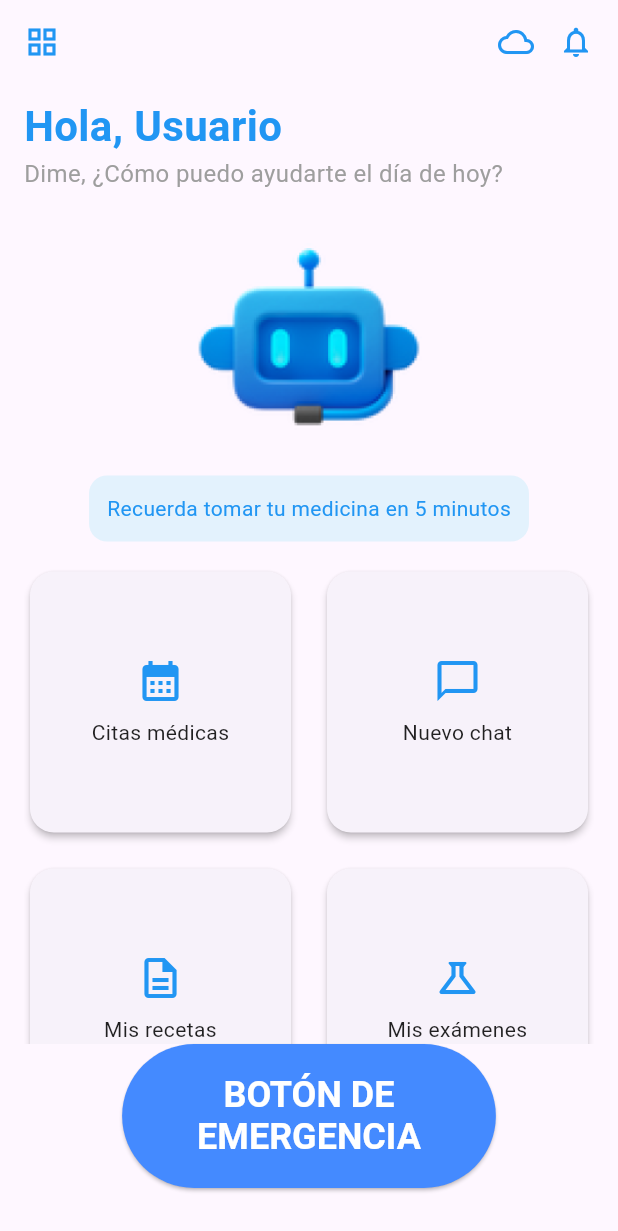
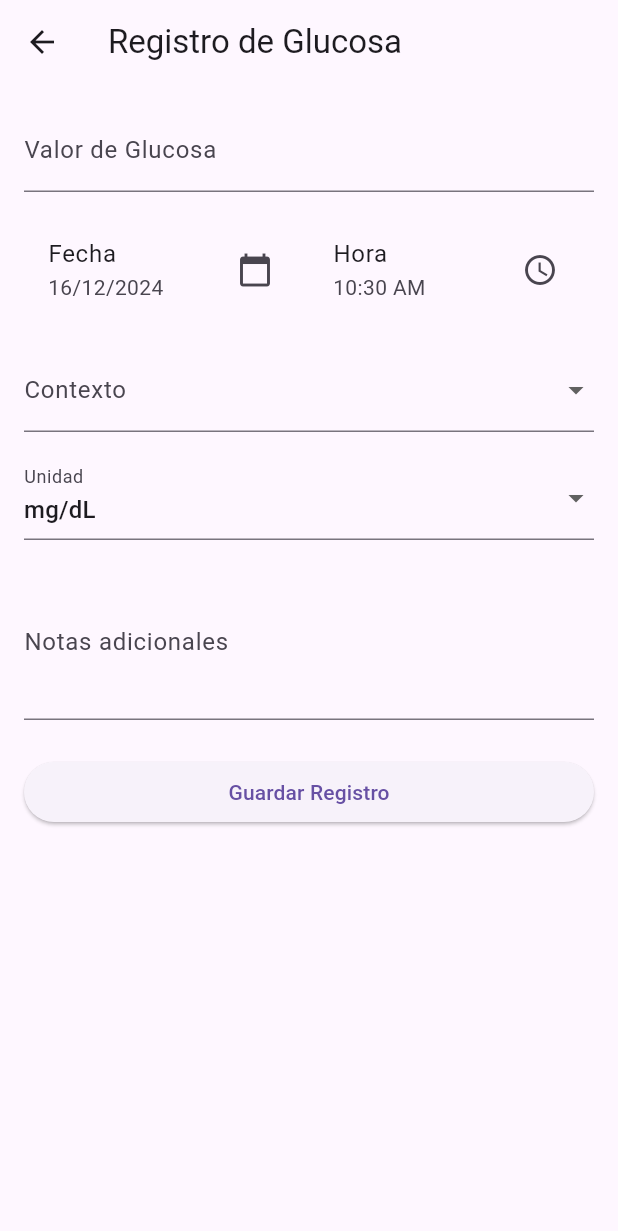
Before and after one commit to 0KevinB/SAMI-Chatbot-asistente, a Flutter app: the HomeScreen screen opened directly, after a tap on "Mis exámenes", on a phone screen of 412 x 824 dp. Shown: the top 1231 px of the screen. Run offline on Flutter 3.47's test engine with Material 3 defaults, Android fonts, the phone set to English and light mode, and no system bars; our stand-ins replace jwt_decoder, shared_preferences, table_calendar; accounts and stored records are empty.

Commit message:
Actualizacion de autenticacion, registro de glucosa en el back como en la aplicacion movil

```diff
--- a/app-movil/sami/lib/screens/glucosa_record_screen.dart
+++ b/app-movil/sami/lib/screens/glucosa_record_screen.dart
@@ -0,0 +1,242 @@
+import 'package:flutter/material.dart';
+import 'package:flutter/services.dart';
+import 'package:intl/intl.dart';
+import 'package:http/http.dart' as http;
+import 'dart:convert';
+import 'package:sami/services/auth_service.dart';
+
+class GlucoseRecordForm extends StatefulWidget {
+  const GlucoseRecordForm({super.key});
+
+  @override
+  State<GlucoseRecordForm> createState() => _GlucoseRecordFormState();
+}
+
+class _GlucoseRecordFormState extends State<GlucoseRecordForm> {
+  final _formKey = GlobalKey<FormState>();
+  final _valueController = TextEditingController();
+  final _notesController = TextEditingController();
+  DateTime _selectedDate = DateTime.now();
+  TimeOfDay _selectedTime = TimeOfDay.now();
+  String? _selectedContext;
+  String _selectedUnit = 'mg/dL';
+  bool _isLoading = false;
+
+  final List<String> _contextOptions = ['ayunas', 'post-comida', 'aleatorio'];
+  final List<String> _unitOptions = ['mg/dL', 'mmol/L'];
+
+  @override
+  void dispose() {
+    _valueController.dispose();
+    _notesController.dispose();
+    super.dispose();
+  }
+
+  Future<void> _selectDate(BuildContext context) async {
+    final DateTime? picked = await showDatePicker(
+      context: context,
+      initialDate: _selectedDate,
+      firstDate: DateTime(2000),
+      lastDate: DateTime.now(),
+    );
+    if (picked != null && picked != _selectedDate) {
+      setState(() {
+        _selectedDate = picked;
+      });
+    }
+  }
+
+  Future<void> _selectTime(BuildContext context) async {
+    final TimeOfDay? picked = await showTimePicker(
+      context: context,
+      initialTime: _selectedTime,
+    );
+    if (picked != null && picked != _selectedTime) {
+      setState(() {
+        _selectedTime = picked;
+      });
+    }
+  }
+
+  Future<void> _submitForm() async {
+    if (_formKey.currentState!.validate()) {
+      setState(() {
+        _isLoading = true;
+      });
+
+      try {
+        final userId = await AuthService.getUserId();
+        if (userId == null) {
+          throw Exception('User ID not found');
+        }
+
+        final response = await http.post(
+          Uri.parse('http://localhost:3000/api/patients/$userId/glucosa'),
+          headers: {
+            'Content-Type': 'application/json',
+            'Authorization': 'Bearer ${await AuthService.getToken()}',
+          },
+          body: json.encode({
+            'valor': double.parse(_valueController.text),
+            'fecha': DateTime(
+              _selectedDate.year,
+              _selectedDate.month,
+              _selectedDate.day,
+              _selectedTime.hour,
+              _selectedTime.minute,
+            ).toIso8601String(),
+            'notas': _notesController.text,
+            'contexto': _selectedContext,
+            'unidad': _selectedUnit,
+          }),
+        );
+
+        if (response.statusCode == 200) {
+          // ignore: use_build_context_synchronously
+          ScaffoldMessenger.of(context).showSnackBar(
+            const SnackBar(content: Text('Registro guardado con éxito')),
+          );
+          _formKey.currentState!.reset();
+          _valueController.clear();
+          _notesController.clear();
+          setState(() {
+            _selectedDate = DateTime.now();
+            _selectedTime = TimeOfDay.now();
+            _selectedContext = null;
+            _selectedUnit = 'mg/dL';
+          });
+        } else {
+          throw Exception('Failed to save record');
+        }
+      } catch (e) {
+        // ignore: use_build_context_synchronously
+        ScaffoldMessenger.of(context).showSnackBar(
+          SnackBar(content: Text('Error: ${e.toString()}')),
+        );
+      } finally {
+        setState(() {
+          _isLoading = false;
+        });
+      }
+    }
+  }
+
+  @override
+  Widget build(BuildContext context) {
+    return Scaffold(
+      appBar: AppBar(
+        title: const Text('Registro de Glucosa'),
+      ),
+      body: SingleChildScrollView(
+        child: Padding(
+          padding: const EdgeInsets.all(16.0),
+          child: Form(
+            key: _formKey,
+            child: Column(
+              crossAxisAlignment: CrossAxisAlignment.start,
+              children: [
+                TextFormField(
+                  controller: _valueController,
+                  decoration: InputDecoration(
+                    labelText: 'Valor de Glucosa',
+                    suffixText: _selectedUnit,
+                  ),
+                  keyboardType: TextInputType.number,
+                  inputFormatters: [
+                    FilteringTextInputFormatter.allow(
+                        RegExp(r'^\d+\.?\d{0,2}')),
+                  ],
+                  validator: (value) {
+                    if (value == null || value.isEmpty) {
+                      return 'Por favor ingrese un valor';
+                    }
+                    if (double.tryParse(value) == null) {
+                      return 'Por favor ingrese un número válido';
+                    }
+                    return null;
+                  },
+                ),
+                const SizedBox(height: 16),
+                Row(
+                  children: [
+                    Expanded(
+                      child: ListTile(
+                        title: const Text('Fecha'),
+                        subtitle: Text(
+                            DateFormat('dd/MM/yyyy').format(_selectedDate)),
+                        trailing: const Icon(Icons.calendar_today),
+                        onTap: () => _selectDate(context),
+                      ),
+                    ),
+                    Expanded(
+                      child: ListTile(
+                        title: const Text('Hora'),
+                        subtitle: Text(_selectedTime.format(context)),
+                        trailing: const Icon(Icons.access_time),
+                        onTap: () => _selectTime(context),
+                      ),
+                    ),
+                  ],
+                ),
+                const SizedBox(height: 16),
+                DropdownButtonFormField<String>(
+                  value: _selectedContext,
+                  decoration: const InputDecoration(
+                    labelText: 'Contexto',
+                  ),
+                  items: _contextOptions.map((String value) {
+                    return DropdownMenuItem<String>(
+                      value: value,
+                      child: Text(value),
+                    );
+                  }).toList(),
+                  onChanged: (String? newValue) {
+                    setState(() {
+                      _selectedContext = newValue;
+                    });
+                  },
+                ),
+                const SizedBox(height: 16),
+                DropdownButtonFormField<String>(
+                  value: _selectedUnit,
+                  decoration: const InputDecoration(
+                    labelText: 'Unidad',
+                  ),
+                  items: _unitOptions.map((String value) {
+                    return DropdownMenuItem<String>(
+                      value: value,
+                      child: Text(value),
+                    );
+                  }).toList(),
+                  onChanged: (String? newValue) {
+                    setState(() {
+                      _selectedUnit = newValue!;
+                    });
+                  },
+                ),
+                const SizedBox(height: 16),
+                TextFormField(
+                  controller: _notesController,
+                  decoration: const InputDecoration(
+                    labelText: 'Notas adicionales',
+                  ),
+                  maxLines: 3,
+                ),
+                const SizedBox(height: 24),
+                SizedBox(
+                  width: double.infinity,
+                  child: ElevatedButton(
+                    onPressed: _isLoading ? null : _submitForm,
+                    child: _isLoading
+                        ? const CircularProgressIndicator()
+                        : const Text('Guardar Registro'),
+                  ),
+                ),
+              ],
+            ),
+          ),
+        ),
+      ),
+    );
+  }
+}
--- a/app-movil/sami/lib/screens/home_screen.dart
+++ b/app-movil/sami/lib/screens/home_screen.dart
@@ -2,6 +2,7 @@ import 'package:flutter/material.dart';
 import 'package:sami/screens/alert_screen.dart';
 import 'package:sami/screens/appointment_screen.dart';
 import 'package:sami/screens/chat_screen.dart';
+import 'package:sami/screens/glucosa_record_screen.dart';
 import 'package:sami/services/auth_service.dart';
 
 class HomeScreen extends StatefulWidget {
@@ -128,7 +129,11 @@ class _HomeScreenState extends State<HomeScreen> {
                       icon: Icons.science_outlined,
                       title: 'Mis exámenes',
                       onTap: () {
-                        //   Navigator.push(context, MaterialPageRoute(builder: (context) => ))
+                        Navigator.push(
+                          context,
+                          MaterialPageRoute(
+                              builder: (context) => const GlucoseRecordForm()),
+                        );
                       },
                     ),
                   ],
```
Also changed, not shown: app-movil/sami/lib/services/auth_service.dart (+14 -3 lines), 11 other files.
